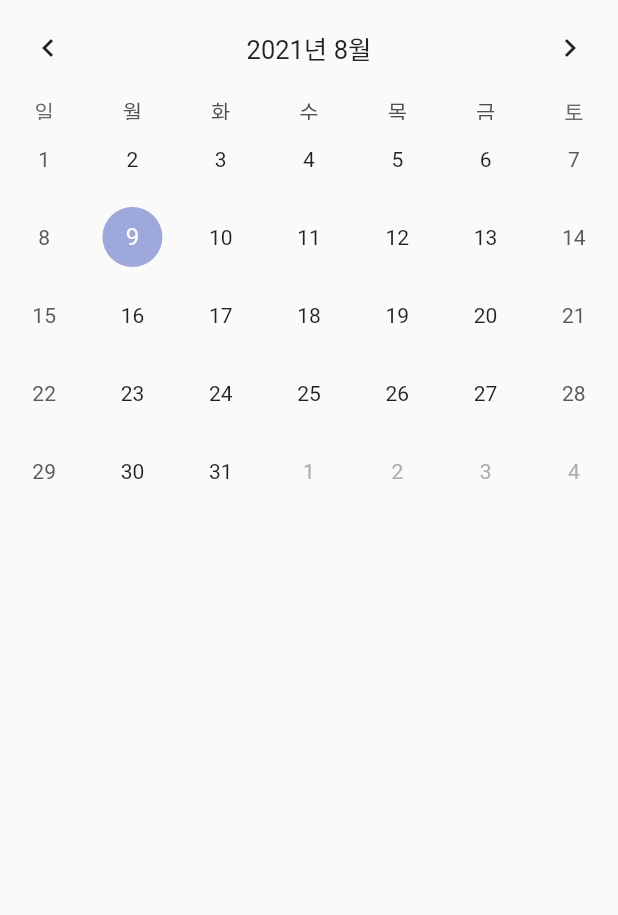
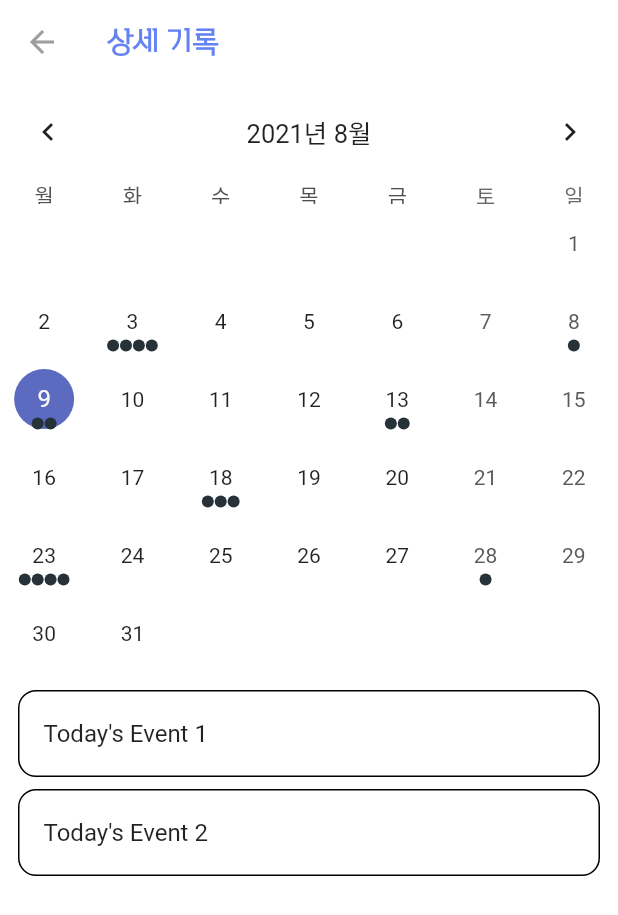
Before and after one commit to kangsy0058/NFC_2021_APP, a Flutter app: the TableBasicsExample screen opened directly, on a phone screen of 412 x 824 dp. Shown: the top 915 px of the screen. Run offline on Flutter 3.47's test engine with Material 2 defaults, Android fonts, the phone set to English and light mode, and no system bars; drawn by our look-alikes of table_calendar; our stand-ins replace firebase_auth, firebase_core, firebase_messaging, flutter_signin_button, google_sign_in; missing offline and left inert: dart:ffi, flutter_barcode_scanner, flutter_web_auth, nfc_in_flutter, xml2json; accounts and stored records are empty; network calls fail; statements that could not run were skipped.

```diff
--- a/lib/basics_example.dart
+++ b/lib/basics_example.dart
@@ -3,6 +3,7 @@ import 'package:flutter/material.dart';
 import 'package:intl/date_symbol_data_local.dart';
 import 'package:table_calendar/table_calendar.dart';
 
+import './utils.dart';
 
 class TableBasicsExample extends StatefulWidget {
   @override
@@ -10,33 +11,119 @@ class TableBasicsExample extends StatefulWidget {
 }
 
 class _TableBasicsExampleState extends State<TableBasicsExample> {
-
-
+  late final ValueNotifier<List<Event>> _selectedEvents;
   CalendarFormat _calendarFormat = CalendarFormat.month;
+  RangeSelectionMode _rangeSelectionMode = RangeSelectionMode
+      .toggledOff; // Can be toggled on/off by longpressing a date
   DateTime _focusedDay = DateTime.now();
   DateTime? _selectedDay;
+  DateTime? _rangeStart;
+  DateTime? _rangeEnd;
+
+  @override
+  void initState() {
+    super.initState();
+
+    _selectedDay = _focusedDay;
+    _selectedEvents = ValueNotifier(_getEventsForDay(_selectedDay!));
+  }
+
+  @override
+  void dispose() {
+    _selectedEvents.dispose();
+    super.dispose();
+  }
+
+  List<Event> _getEventsForDay(DateTime day) {
+    // Implementation example
+    return kEvents[day] ?? [];
+  }
+
+  List<Event> _getEventsForRange(DateTime start, DateTime end) {
+    // Implementation example
+    final days = daysInRange(start, end);
+
+    return [
+      for (final d in days) ..._getEventsForDay(d),
+    ];
+  }
+
+  void _onDaySelected(DateTime selectedDay, DateTime focusedDay) {
+    if (!isSameDay(_selectedDay, selectedDay)) {
+      setState(() {
+        _selectedDay = selectedDay;
+        _focusedDay = focusedDay;
+        _rangeStart = null; // Important to clean those
+        _rangeEnd = null;
+        _rangeSelectionMode = RangeSelectionMode.toggledOff;
+      });
+
+      _selectedEvents.value = _getEventsForDay(selectedDay);
+    }
+  }
+
+  void _onRangeSelected(DateTime? start, DateTime? end, DateTime focusedDay) {
+    setState(() {
+      _selectedDay = null;
+      _focusedDay = focusedDay;
+      _rangeStart = start;
+      _rangeEnd = end;
+      _rangeSelectionMode = RangeSelectionMode.toggledOn;
+    });
+
+    // `start` or `end` could be null
+    if (start != null && end != null) {
+      _selectedEvents.value = _getEventsForRange(start, end);
+    } else if (start != null) {
+      _selectedEvents.value = _getEventsForDay(start);
+    } else if (end != null) {
+      _selectedEvents.value = _getEventsForDay(end);
+    }
+  }
 
 
 
 
   @override
   Widget build(BuildContext context) {
-    return Column(
+    return Scaffold(
+      backgroundColor: Colors.white,
+      appBar: AppBar(
+        backgroundColor: Colors.white,
+        iconTheme: IconThemeData(color: Colors.grey),
+        elevation: 0,
+        title: Text(
+          "상세 기록",
+          style: TextStyle(
+              color: Color(0xff6382f4),
+              fontWeight: FontWeight.w900,
+              fontFamily: 'Cafe24'),
+        ),
+      ),
+      body: Column(
         children: [
-        TableCalendar(
-          firstDay: DateTime(2021, 1),
-          lastDay: DateTime(2021, 12, 31),
+          TableCalendar<Event>(
+            firstDay: kFirstDay,
+            lastDay: kLastDay,
             focusedDay: _focusedDay,
             locale: 'ko_KR',
+            selectedDayPredicate: (day) => isSameDay(_selectedDay, day),
+            rangeStartDay: _rangeStart,
+            rangeEndDay: _rangeEnd,
             calendarFormat: _calendarFormat,
-          selectedDayPredicate: (day) {
-            return isSameDay(_selectedDay, day);
-          },
-          onDaySelected: (selectedDay, focusedDay) {
-            if (!isSameDay(_selectedDay, selectedDay)) {
+            rangeSelectionMode: _rangeSelectionMode,
+            eventLoader: _getEventsForDay,
+            startingDayOfWeek: StartingDayOfWeek.monday,
+            calendarStyle: CalendarStyle(
+              // Use `CalendarStyle` to customize the UI
+              outsideDaysVisible: false,
+            ),
+            onDaySelected:  _onDaySelected,
+            onRangeSelected: _onRangeSelected,
+            onFormatChanged: (format) {
+              if (_calendarFormat != format) {
                 setState(() {
-                _selectedDay = selectedDay;
-                _focusedDay = focusedDay;
+                  _calendarFormat = format;
                 });
               }
             },
@@ -48,7 +135,35 @@ class _TableBasicsExampleState extends State<TableBasicsExample> {
                 titleCentered: true
             ),
           ),
+          const SizedBox(height: 8.0),
+          Expanded(
+            child: ValueListenableBuilder<List<Event>>(
+              valueListenable: _selectedEvents,
+              builder: (context, value, _) {
+                return ListView.builder(
+                  itemCount: value.length,
+                  itemBuilder: (context, index) {
+                    return Container(
+                      margin: const EdgeInsets.symmetric(
+                        horizontal: 12.0,
+                        vertical: 4.0,
+                      ),
+                      decoration: BoxDecoration(
+                        border: Border.all(),
+                        borderRadius: BorderRadius.circular(12.0),
+                      ),
+                      child: ListTile(
+                        onTap: () => print('${value[index]}'),
+                        title: Text('${value[index]}'),
+                      ),
+                    );
+                  },
+                );
+              },
+            ),
+          ),
         ],
+      ),
     );
   }
 }
--- a/lib/home_page.dart
+++ b/lib/home_page.dart
@@ -5,7 +5,7 @@ import 'package:firebase_messaging/firebase_messaging.dart';
 import 'package:flutter/cupertino.dart';
 import 'package:flutter/material.dart';
 import 'package:nfc_app21/data/corna.dart';
-
+import 'package:nfc_app21/basics_example.dart';
 import 'package:nfc_app21/log_page.dart';
 
 class HomePage extends StatefulWidget {
@@ -494,7 +494,7 @@ class _HomePageState extends State<HomePage> {
                       print(FirebaseAuth.instance.currentUser);
                       Navigator.push(
                         context,
-                        MaterialPageRoute(builder: (context) => LogPage()),
+                        MaterialPageRoute(builder: (context) => TableBasicsExample()),
                       );
                     },
                     style: ElevatedButton.styleFrom(
--- /dev/null
+++ b/lib/utils.dart
@@ -0,0 +1,49 @@
+import 'dart:collection';
+
+import 'package:table_calendar/table_calendar.dart';
+
+/// Example event class.
+class Event {
+  final String title;
+
+  const Event(this.title);
+
+  @override
+  String toString() => title;
+}
+
+/// Example events.
+///
+/// Using a [LinkedHashMap] is highly recommended if you decide to use a map.
+final kEvents = LinkedHashMap<DateTime, List<Event>>(
+  equals: isSameDay,
+  hashCode: getHashCode,
+)..addAll(_kEventSource);
+
+final _kEventSource = Map.fromIterable(List.generate(50, (index) => index),
+    key: (item) => DateTime.utc(kFirstDay.year, kFirstDay.month, item * 5),
+    value: (item) => List.generate(
+        item % 4 + 1, (index) => Event('Event $item | ${index + 1}')))
+  ..addAll({
+    kToday: [
+      Event('Today\'s Event 1'),
+      Event('Today\'s Event 2'),
+    ],
+  });
+
+int getHashCode(DateTime key) {
+  return key.day * 1000000 + key.month * 10000 + key.year;
+}
+
+/// Returns a list of [DateTime] objects from [first] to [last], inclusive.
+List<DateTime> daysInRange(DateTime first, DateTime last) {
+  final dayCount = last.difference(first).inDays + 1;
+  return List.generate(
+    dayCount,
+        (index) => DateTime.utc(first.year, first.month, first.day + index),
+  );
+}
+
+final kToday = DateTime.now();
+final kFirstDay = DateTime(kToday.year, kToday.month - 3, kToday.day);
+final kLastDay = DateTime(kToday.year, kToday.month + 3, kToday.day);
```
Also changed, not shown: lib/log_page.dart (+8 -1 lines). Lines whose indentation alone changed are shown as unchanged.
